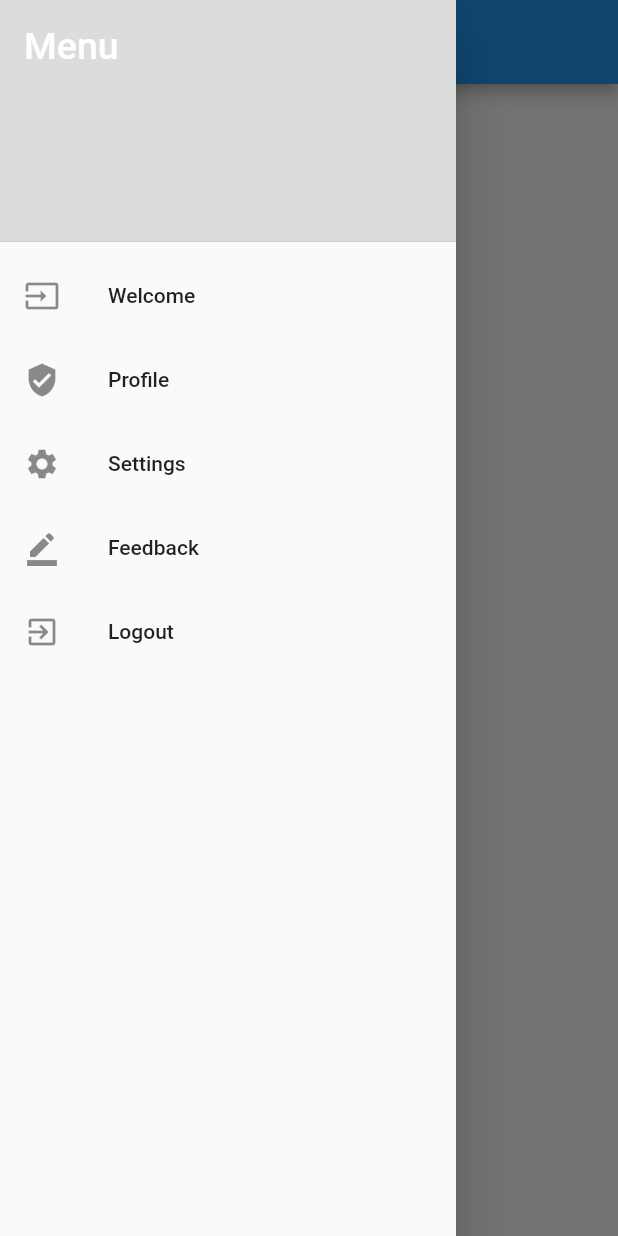
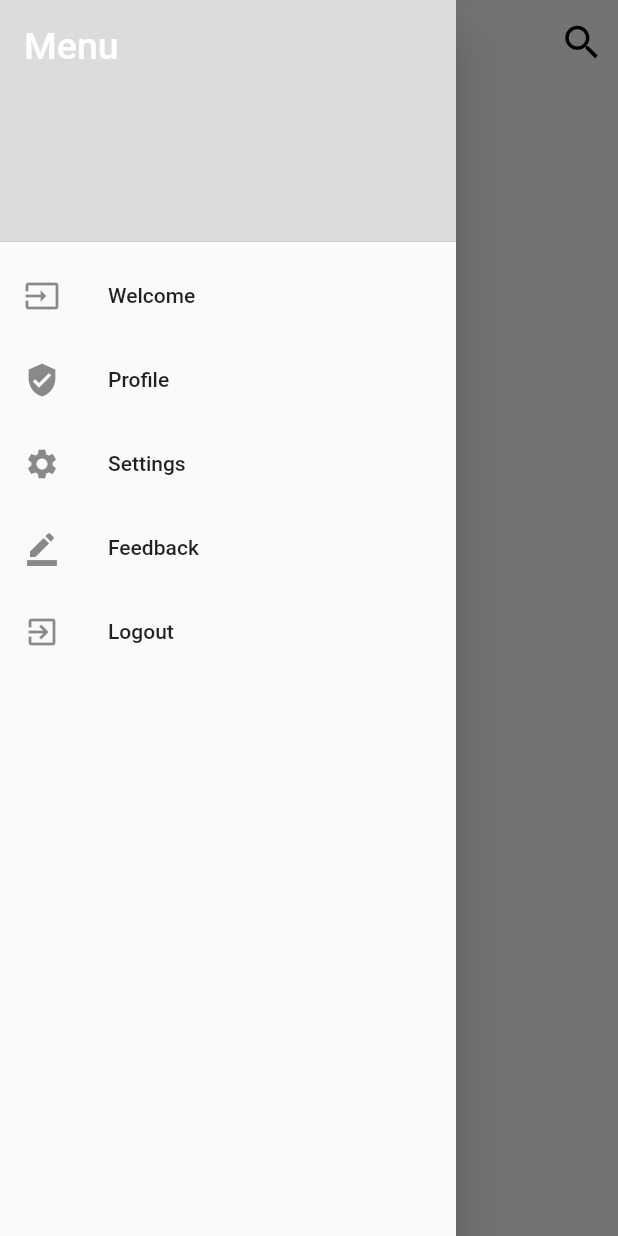
Before and after one commit to RB105/kontakte, a Flutter app: the screen it shows after launch, with the side drawer open, on a phone screen of 412 x 824 dp. Run offline on Flutter 3.47's test engine with Material 2 defaults, Android fonts, the light colour scheme and no system bars; our stand-ins replace dio, hive; accounts and stored records are empty; network calls fail.

Commit message:
search delegate's been activated

```diff
--- a/lib/pages/home_page.dart
+++ b/lib/pages/home_page.dart
@@ -2,6 +2,7 @@ import 'package:flutter/material.dart';
 
 import 'package:kontakte/data/service/contacts_service.dart';
 import 'package:kontakte/screens/drawer.dart';
+import 'package:kontakte/screens/search_delegate.dart';
 
 import 'info_page.dart';
 
@@ -17,17 +18,37 @@ class _HomePageState extends State<HomePage> {
   Widget build(BuildContext context) {
     return Scaffold(
         resizeToAvoidBottomInset: false,
-      appBar: AppBar(
-        title: const Text("Kontakte"),
+        appBar: myAppBar(),
+        drawer: const NavDrawer(), // drawer
+        body: futureBuilder());
+  }
+
+// App bar edition
+// Search Delegate within this
+  AppBar myAppBar() {
+    return AppBar(
+        backgroundColor: Colors.transparent,
+        elevation: 0,
+        title: const Text("Kontakte",style: TextStyle(color: Colors.black),),
         centerTitle: true,
-      ),
-      drawer: const NavDrawer(),
-      body: FutureBuilder(
+        actions: [
+          IconButton(
+              onPressed: () {
+                showSearch(context: context, delegate: MySearchDelegate(ServiceContacts.userbox));
+              }, icon: const Icon(Icons.search_outlined))
+        ],
+        iconTheme: const IconThemeData(color: Colors.black,size: 30),
+      );
+  }
+
+// HOME PAGE body
+  FutureBuilder<dynamic> futureBuilder() {
+    return FutureBuilder(
       future: ServiceContacts().getContacts(),
       builder: (context, snapshot) {
         if (!snapshot.hasData) {
-          return  Center(child:  Image.asset("assets/loading.gif"));
-        }else {
+          return Center(child: Image.asset("assets/loading.gif"));
+        } else {
           return ListView.builder(
             itemCount: ServiceContacts.userbox.length,
             itemBuilder: (context, index) {
@@ -37,19 +58,17 @@ class _HomePageState extends State<HomePage> {
                       context,
                       MaterialPageRoute(
                         builder: (context) => InfoPage(
-                                          data: ServiceContacts.userbox
-                                              .getAt(index)!),
+                            data: ServiceContacts.userbox.getAt(index)!),
                       ));
                 },
                 child: Padding(
-                                padding:
-                                    const EdgeInsets.symmetric(horizontal: 5),
+                  padding: const EdgeInsets.symmetric(horizontal: 5),
                   child: ListTile(
                     contentPadding: const EdgeInsets.all(8.0),
                     leading: Container(
                       height: 60,
                       width: 60,
-                                    decoration:  BoxDecoration(
+                      decoration: BoxDecoration(
                           shape: BoxShape.circle,
                           image: DecorationImage(
                               image: NetworkImage(
@@ -58,26 +77,17 @@ class _HomePageState extends State<HomePage> {
                           color: Colors.transparent,
                           boxShadow: const [
                             BoxShadow(
-                                              color:
-                                                  Color.fromRGBO(0, 0, 0, 0.25),
+                                color: Color.fromRGBO(0, 0, 0, 0.25),
                                 offset: Offset(0, 2),
                                 blurRadius: 9)
                           ]),
                     ),
                     subtitle: Text(
-                                      ServiceContacts.userbox
-                                          .getAt(index)!
-                                          .phone
-                                          .toString(),
-                                      style: const TextStyle(
-                                          fontWeight: FontWeight.w600)),
+                        ServiceContacts.userbox.getAt(index)!.phone.toString(),
+                        style: const TextStyle(fontWeight: FontWeight.w600)),
                     title: Text(
-                                    ServiceContacts.userbox
-                                        .getAt(index)!
-                                        .name
-                                        .toString(),
-                                    style: const TextStyle(
-                                        fontWeight: FontWeight.w600),
+                      ServiceContacts.userbox.getAt(index)!.name.toString(),
+                      style: const TextStyle(fontWeight: FontWeight.w600),
                     ),
                     trailing: IconButton(
                         onPressed: () {}, icon: const Icon(Icons.call)),
@@ -85,9 +95,9 @@ class _HomePageState extends State<HomePage> {
                 ),
               );
             },
-                        );;
+          );
         }
-      },),
+      },
     );
   }
 }
```
Also changed, not shown: lib/repository/repository_contacts.dart (+7 -5 lines), lib/screens/search_delegate.dart (+99 -0 lines). Lines whose indentation alone changed are shown as unchanged.
